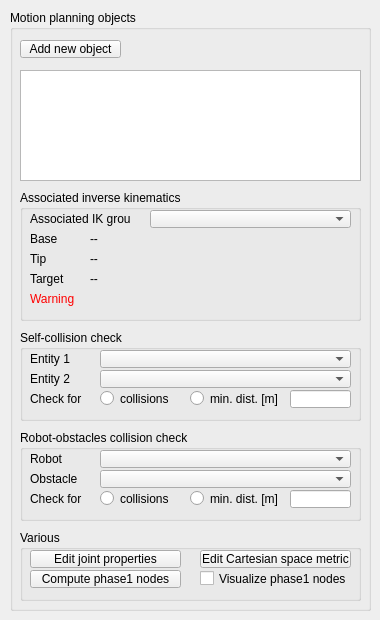
Old version of the form ui/qdlgmotionplanning.ui in the repository CoppeliaRobotics/coppeliaSimLib.
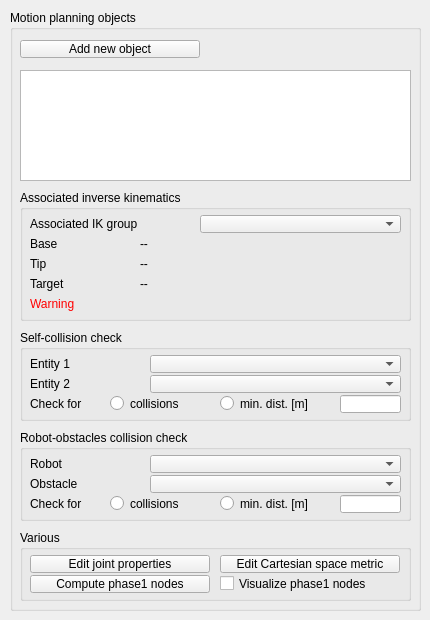
New version of the form.

```diff
--- a/ui/qdlgmotionplanning.ui
+++ b/ui/qdlgmotionplanning.ui
@@ -6,7 +6,7 @@
    <rect>
     <x>0</x>
     <y>0</y>
-    <width>380</width>
+    <width>430</width>
     <height>620</height>
    </rect>
   </property>
@@ -21,7 +21,7 @@
     <rect>
      <x>10</x>
      <y>10</y>
-     <width>361</width>
+     <width>411</width>
      <height>601</height>
     </rect>
    </property>
@@ -36,7 +36,7 @@
      <rect>
       <x>10</x>
       <y>30</y>
-      <width>101</width>
+      <width>180</width>
       <height>18</height>
      </rect>
     </property>
@@ -52,7 +52,7 @@
      <rect>
       <x>10</x>
       <y>60</y>
-      <width>341</width>
+      <width>391</width>
       <height>111</height>
      </rect>
     </property>
@@ -62,7 +62,7 @@
      <rect>
       <x>10</x>
       <y>320</y>
-      <width>341</width>
+      <width>391</width>
       <height>91</height>
      </rect>
     </property>
@@ -75,8 +75,8 @@
     <widget class="QLineEdit" name="qqSelfDistDist">
      <property name="geometry">
       <rect>
-       <x>270</x>
-       <y>60</y>
+       <x>320</x>
+       <y>65</y>
        <width>61</width>
        <height>18</height>
       </rect>
@@ -86,8 +86,8 @@
      <property name="geometry">
       <rect>
        <x>10</x>
-       <y>20</y>
-       <width>71</width>
+       <y>25</y>
+       <width>111</width>
        <height>18</height>
       </rect>
      </property>
@@ -98,8 +98,8 @@
     <widget class="QComboBox" name="qqEntity1Combo">
      <property name="geometry">
       <rect>
-       <x>80</x>
-       <y>20</y>
+       <x>130</x>
+       <y>25</y>
        <width>251</width>
        <height>18</height>
       </rect>
@@ -109,8 +109,8 @@
      <property name="geometry">
       <rect>
        <x>10</x>
-       <y>40</y>
-       <width>71</width>
+       <y>45</y>
+       <width>111</width>
        <height>18</height>
       </rect>
      </property>
@@ -121,8 +121,8 @@
     <widget class="QComboBox" name="qqEntity2Combo">
      <property name="geometry">
       <rect>
-       <x>80</x>
-       <y>40</y>
+       <x>130</x>
+       <y>45</y>
        <width>251</width>
        <height>18</height>
       </rect>
@@ -131,9 +131,9 @@
     <widget class="QRadioButton" name="qqSelfColl">
      <property name="geometry">
       <rect>
-       <x>80</x>
-       <y>60</y>
-       <width>81</width>
+       <x>90</x>
+       <y>65</y>
+       <width>101</width>
        <height>17</height>
       </rect>
      </property>
@@ -148,8 +148,8 @@
      <property name="geometry">
       <rect>
        <x>10</x>
-       <y>60</y>
-       <width>71</width>
+       <y>65</y>
+       <width>81</width>
        <height>18</height>
       </rect>
      </property>
@@ -160,9 +160,9 @@
     <widget class="QRadioButton" name="qqSelfDist">
      <property name="geometry">
       <rect>
-       <x>170</x>
-       <y>60</y>
-       <width>101</width>
+       <x>200</x>
+       <y>65</y>
+       <width>121</width>
        <height>17</height>
       </rect>
      </property>
@@ -179,7 +179,7 @@
      <rect>
       <x>10</x>
       <y>420</y>
-      <width>341</width>
+      <width>391</width>
       <height>91</height>
      </rect>
     </property>
@@ -192,8 +192,8 @@
     <widget class="QLineEdit" name="qqDistDist">
      <property name="geometry">
       <rect>
-       <x>270</x>
-       <y>60</y>
+       <x>320</x>
+       <y>65</y>
        <width>61</width>
        <height>18</height>
       </rect>
@@ -203,8 +203,8 @@
      <property name="geometry">
       <rect>
        <x>10</x>
-       <y>20</y>
-       <width>71</width>
+       <y>25</y>
+       <width>121</width>
        <height>18</height>
       </rect>
      </property>
@@ -215,8 +215,8 @@
     <widget class="QComboBox" name="qqRobotCombo">
      <property name="geometry">
       <rect>
-       <x>80</x>
-       <y>20</y>
+       <x>130</x>
+       <y>25</y>
        <width>251</width>
        <height>18</height>
       </rect>
@@ -226,8 +226,8 @@
      <property name="geometry">
       <rect>
        <x>10</x>
-       <y>40</y>
-       <width>71</width>
+       <y>45</y>
+       <width>121</width>
        <height>18</height>
       </rect>
      </property>
@@ -238,8 +238,8 @@
     <widget class="QComboBox" name="qqObstacleCombo">
      <property name="geometry">
       <rect>
-       <x>80</x>
-       <y>40</y>
+       <x>130</x>
+       <y>45</y>
        <width>251</width>
        <height>18</height>
       </rect>
@@ -248,9 +248,9 @@
     <widget class="QRadioButton" name="qqColl">
      <property name="geometry">
       <rect>
-       <x>80</x>
-       <y>60</y>
-       <width>81</width>
+       <x>90</x>
+       <y>65</y>
+       <width>101</width>
        <height>17</height>
       </rect>
      </property>
@@ -265,8 +265,8 @@
      <property name="geometry">
       <rect>
        <x>10</x>
-       <y>60</y>
-       <width>71</width>
+       <y>65</y>
+       <width>81</width>
        <height>18</height>
       </rect>
      </property>
@@ -277,9 +277,9 @@
     <widget class="QRadioButton" name="qqDist">
      <property name="geometry">
       <rect>
-       <x>170</x>
-       <y>60</y>
-       <width>101</width>
+       <x>200</x>
+       <y>65</y>
+       <width>121</width>
        <height>17</height>
       </rect>
      </property>
@@ -296,7 +296,7 @@
      <rect>
       <x>10</x>
       <y>180</y>
-      <width>341</width>
+      <width>391</width>
       <height>131</height>
      </rect>
     </property>
@@ -310,8 +310,8 @@
      <property name="geometry">
       <rect>
        <x>10</x>
-       <y>20</y>
-       <width>101</width>
+       <y>25</y>
+       <width>171</width>
        <height>18</height>
       </rect>
      </property>
@@ -322,8 +322,8 @@
     <widget class="QComboBox" name="qqIkGroupCombo">
      <property name="geometry">
       <rect>
-       <x>130</x>
-       <y>20</y>
+       <x>180</x>
+       <y>25</y>
        <width>201</width>
        <height>18</height>
       </rect>
@@ -333,8 +333,8 @@
      <property name="geometry">
       <rect>
        <x>10</x>
-       <y>40</y>
-       <width>51</width>
+       <y>45</y>
+       <width>101</width>
        <height>18</height>
       </rect>
      </property>
@@ -346,8 +346,8 @@
      <property name="geometry">
       <rect>
        <x>10</x>
-       <y>60</y>
-       <width>51</width>
+       <y>65</y>
+       <width>101</width>
        <height>18</height>
       </rect>
      </property>
@@ -359,8 +359,8 @@
      <property name="geometry">
       <rect>
        <x>10</x>
-       <y>80</y>
-       <width>51</width>
+       <y>85</y>
+       <width>101</width>
        <height>18</height>
       </rect>
      </property>
@@ -371,8 +371,8 @@
     <widget class="QLabel" name="qqBase">
      <property name="geometry">
       <rect>
-       <x>70</x>
-       <y>40</y>
+       <x>120</x>
+       <y>45</y>
        <width>261</width>
        <height>18</height>
       </rect>
@@ -384,8 +384,8 @@
     <widget class="QLabel" name="qqTip">
      <property name="geometry">
       <rect>
-       <x>70</x>
-       <y>60</y>
+       <x>120</x>
+       <y>65</y>
        <width>261</width>
        <height>18</height>
       </rect>
@@ -397,8 +397,8 @@
     <widget class="QLabel" name="qqTarget">
      <property name="geometry">
       <rect>
-       <x>70</x>
-       <y>80</y>
+       <x>120</x>
+       <y>85</y>
        <width>261</width>
        <height>18</height>
       </rect>
@@ -411,8 +411,8 @@
      <property name="geometry">
       <rect>
        <x>10</x>
-       <y>100</y>
-       <width>321</width>
+       <y>105</y>
+       <width>371</width>
        <height>18</height>
       </rect>
      </property>
@@ -554,6 +554,15 @@
           </color>
          </brush>
         </colorrole>
+        <colorrole role="PlaceholderText">
+         <brush brushstyle="NoBrush">
+          <color alpha="128">
+           <red>255</red>
+           <green>0</green>
+           <blue>0</blue>
+          </color>
+         </brush>
+        </colorrole>
        </active>
        <inactive>
         <colorrole role="WindowText">
@@ -691,6 +700,15 @@
           </color>
          </brush>
         </colorrole>
+        <colorrole role="PlaceholderText">
+         <brush brushstyle="NoBrush">
+          <color alpha="128">
+           <red>255</red>
+           <green>0</green>
+           <blue>0</blue>
+          </color>
+         </brush>
+        </colorrole>
        </inactive>
        <disabled>
         <colorrole role="WindowText">
@@ -828,6 +846,15 @@
           </color>
          </brush>
         </colorrole>
+        <colorrole role="PlaceholderText">
+         <brush brushstyle="NoBrush">
+          <color alpha="128">
+           <red>255</red>
+           <green>0</green>
+           <blue>0</blue>
+          </color>
+         </brush>
+        </colorrole>
        </disabled>
       </palette>
      </property>
@@ -841,7 +868,7 @@
      <rect>
       <x>10</x>
       <y>520</y>
-      <width>341</width>
+      <width>391</width>
       <height>71</height>
      </rect>
     </property>
@@ -855,8 +882,8 @@
      <property name="geometry">
       <rect>
        <x>10</x>
-       <y>20</y>
-       <width>151</width>
+       <y>25</y>
+       <width>180</width>
        <height>18</height>
       </rect>
      </property>
@@ -870,9 +897,9 @@
     <widget class="QToolButton" name="qqEditWorkspaceMetric">
      <property name="geometry">
       <rect>
-       <x>180</x>
-       <y>20</y>
-       <width>151</width>
+       <x>200</x>
+       <y>25</y>
+       <width>180</width>
        <height>18</height>
       </rect>
      </property>
@@ -887,8 +914,8 @@
      <property name="geometry">
       <rect>
        <x>10</x>
-       <y>40</y>
-       <width>151</width>
+       <y>45</y>
+       <width>180</width>
        <height>18</height>
       </rect>
      </property>
@@ -902,9 +929,9 @@
     <widget class="QCheckBox" name="showPhase1Nodes">
      <property name="geometry">
       <rect>
-       <x>180</x>
-       <y>40</y>
-       <width>151</width>
+       <x>200</x>
+       <y>45</y>
+       <width>181</width>
        <height>17</height>
       </rect>
      </property>
```
